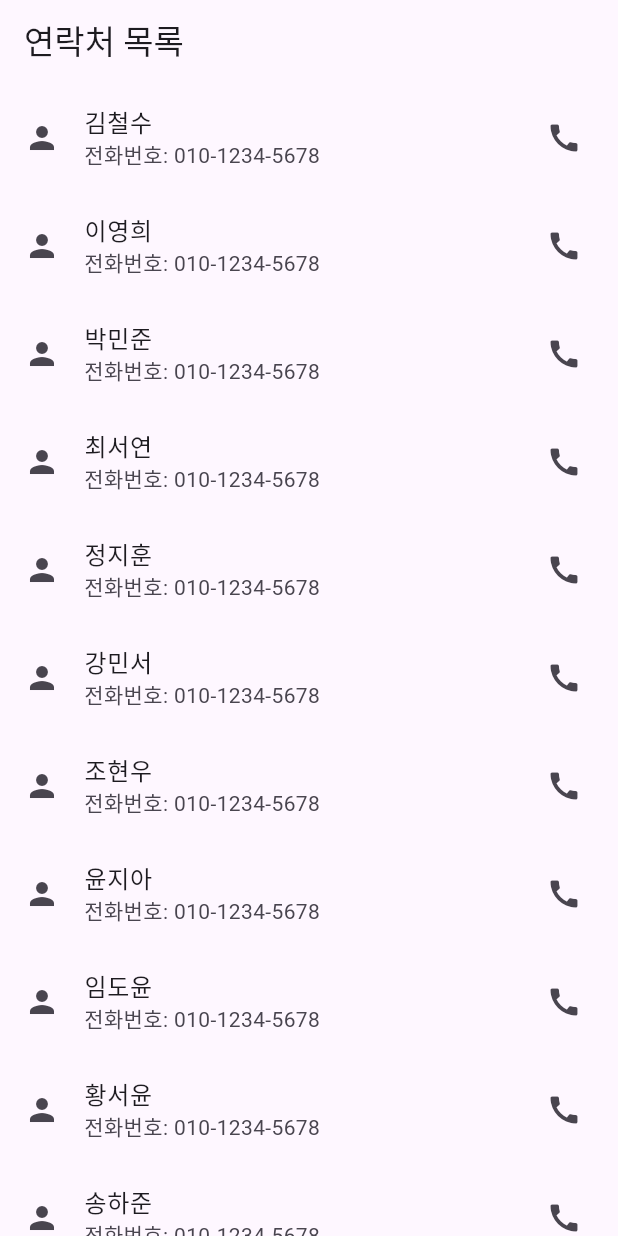
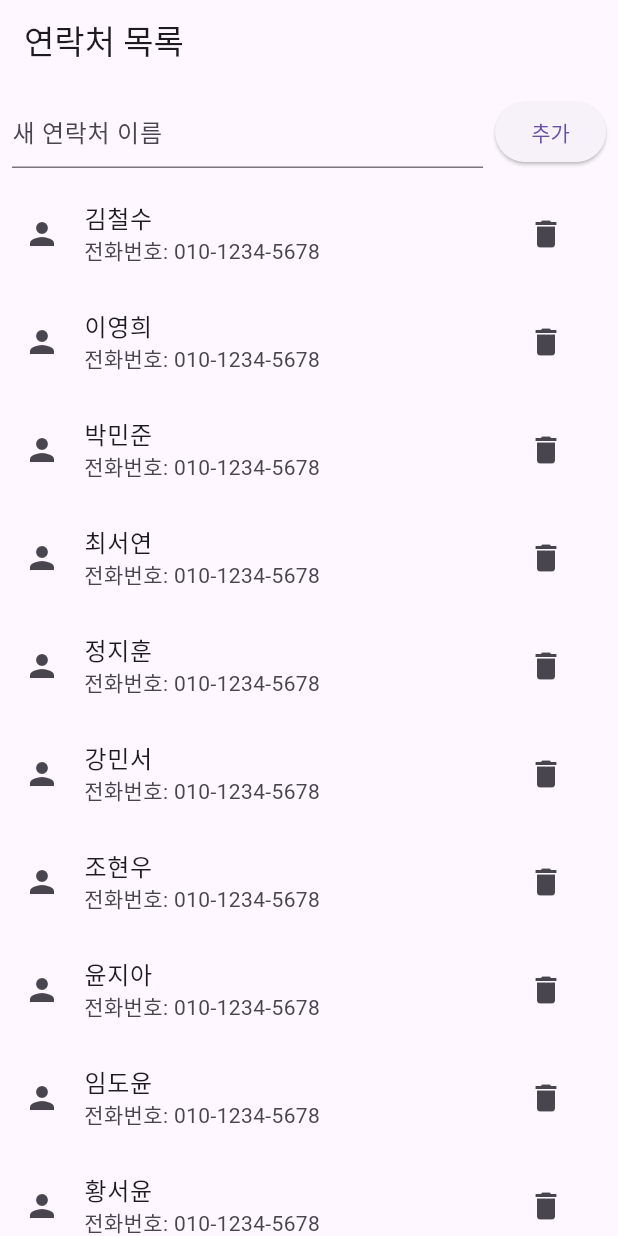
Before and after one commit to seongholim-11/flutter-study, a Flutter app: the screen it shows after launch, on a phone screen of 412 x 824 dp. Run offline on Flutter 3.47's test engine with Material 3 defaults, Android fonts, the phone set to English and light mode, and no system bars.

Commit message:
6단계 완료

```diff
--- a/lib/main.dart
+++ b/lib/main.dart
@@ -4,41 +4,103 @@ void main() {
   runApp(const MyApp());
 }
 
-// 2. 앱의 최상위 위젯 (MaterialApp 반환)
 class MyApp extends StatelessWidget {
   const MyApp({super.key});
 
   @override
   Widget build(BuildContext context) {
-    return const MaterialApp( // <--- 수정 포인트 1: MaterialApp에 const 추가
-      home: ContactListPage(), // <--- 수정 포인트 2: ContactListPage()에 const 추가
+    return const MaterialApp(
+      home: ContactListPage(),
     );
   }
 }
 
-class ContactListPage extends StatelessWidget {
-  const ContactListPage({super.key}); // <--- 여기도 const 생성자로 변경
+class ContactListPage extends StatefulWidget {
+  const ContactListPage({super.key});
 
   @override
-  Widget build(BuildContext context) {
-    final List<String> contacts = [
+  State<ContactListPage> createState() => _ContactListPageState();
+}
+
+class _ContactListPageState extends State<ContactListPage> {
+  final List<String> _contacts = [
     '김철수', '이영희', '박민준', '최서연', '정지훈',
     '강민서', '조현우', '윤지아', '임도윤', '황서윤',
     '송하준', '오은서', '장시우', '신예은', '한지민'
   ];
 
+  final _controller = TextEditingController();
+
+  @override
+  void dispose() {
+    _controller.dispose();
+    super.dispose();
+  }
+
+  void _addContact() {
+    if (_controller.text.isNotEmpty) {
+      setState(() {
+        _contacts.add(_controller.text);
+      });
+      _controller.clear();
+    }
+  }
+
+  void _removeContact(int index) {
+    setState(() {
+      _contacts.removeAt(index);
+    });
+  }
+
+  @override
+  Widget build(BuildContext context) {
     return Scaffold(
       appBar: AppBar(title: const Text('연락처 목록')),
-      body: ListView.builder(
-        itemCount: contacts.length,
-        itemBuilder: (BuildContext ctx, int idx) {
+      body: Column(
+        children: [
+          Padding(
+            padding: const EdgeInsets.all(8.0),
+            // [오류 수정 1] Row의 자식들은 children: [] 리스트 안에 있어야 합니다.
+            child: Row(
+              children: [
+                // [오류 수정 2] TextField는 남는 공간을 모두 차지하도록 Expanded로 감쌉니다.
+                Expanded(
+                  child: TextField(
+                    controller: _controller,
+                    // [요구사항 수정] hintText를 추가합니다.
+                    decoration: const InputDecoration(hintText: "새 연락처 이름"),
+                  ),
+                ),
+                const SizedBox(width: 8), // 입력 필드와 버튼 사이에 간격을 줍니다.
+                ElevatedButton(
+                  onPressed: _addContact,
+                  child: const Text("추가"),
+                ),
+              ],
+            ),
+          ),
+          Expanded(
+            child: ListView.builder(
+              itemCount: _contacts.length,
+              itemBuilder: (BuildContext context, int index) {
                 return ListTile(
                   leading: const Icon(Icons.person),
-            title: Text(contacts[idx]),
+                  title: Text(_contacts[index]),
                   subtitle: const Text("전화번호: 010-1234-5678"),
-            trailing: const Icon(Icons.call),
+                  // [오류 수정 3] IconButton은 const가 될 수 없으며,
+                  // onPressed는 함수 자체를 전달해야 합니다.
+                  trailing: IconButton(
+                    icon: const Icon(Icons.delete),
+                    // [오류 수정 4] () => _removeContact(index) 형태로 함수를 전달해야 합니다.
+                    onPressed: () {
+                      _removeContact(index);
+                    },
+                  ),
                 );
               },
+            ),
+          ),
+        ],
       ),
     );
   }
```
Lines whose indentation alone changed are shown as unchanged.
